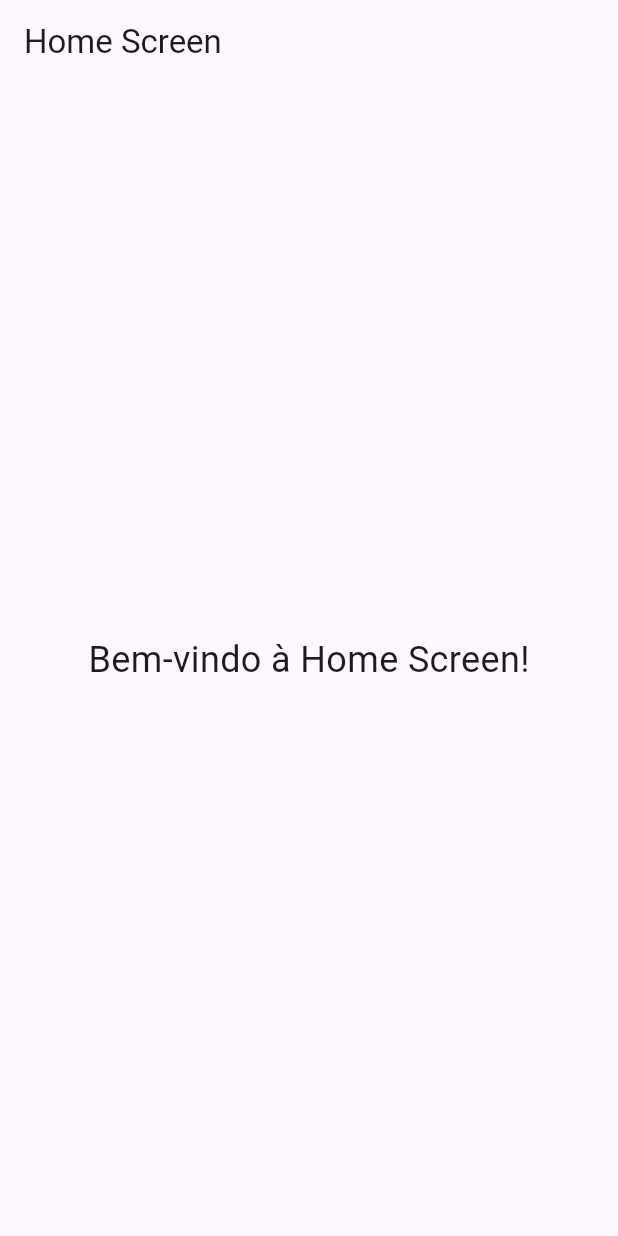
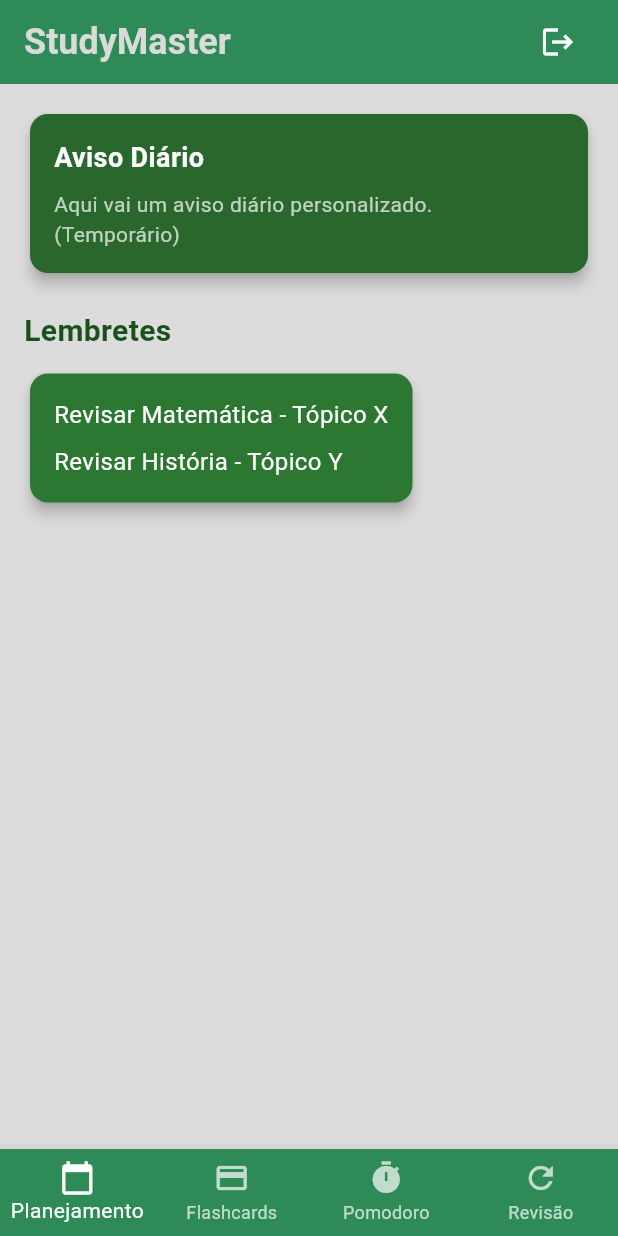
Before and after one commit to ArthurLBSilva/study_master, a Flutter app: the screen it shows once a user with an empty profile is signed in, on a phone screen of 412 x 824 dp. Run offline on Flutter 3.47's test engine with Material 3 defaults, Android fonts, the light colour scheme and no system bars; our stand-ins replace firebase_auth, firebase_core, google_sign_in; accounts and stored records are empty.

Commit message:
Estilização tela home
Não está 100 por cento, mas está arrumado.

```diff
--- a/lib/screens/home_screen.dart
+++ b/lib/screens/home_screen.dart
@@ -8,27 +8,170 @@ class MyApp extends StatelessWidget {
   @override
   Widget build(BuildContext context) {
     return MaterialApp(
-      title: 'Home Screen Example',
+      title: 'StudyMaster',
       theme: ThemeData(
-        primarySwatch: Colors.blue,
+        primarySwatch: Colors.green,
+        scaffoldBackgroundColor: Color(0xFFF5F5F5), // Branco gelo
+        fontFamily: 'Poppins', // Fonte personalizada
+        textTheme: TextTheme(
+          titleLarge: TextStyle(color: Colors.black), // Títulos em preto
+          bodyMedium: TextStyle(color: Colors.black), // Texto do corpo em preto
+        ),
       ),
       home: HomeScreen(),
     );
   }
 }
 
-class HomeScreen extends StatelessWidget {
+class HomeScreen extends StatefulWidget {
+  @override
+  _HomeScreenState createState() => _HomeScreenState();
+}
+
+class _HomeScreenState extends State<HomeScreen> {
+  int _selectedIndex = 0; // Índice do botão selecionado na BottomNavigationBar
+
+  // Método para atualizar o índice selecionado
+  void _onItemTapped(int index) {
+    setState(() {
+      _selectedIndex = index;
+    });
+  }
+
   @override
   Widget build(BuildContext context) {
     return Scaffold(
       appBar: AppBar(
-        title: Text('Home Screen'),
+        title: Row(
+          children: [
+            Text(
+              'StudyMaster',
+              style: TextStyle(
+                fontSize: 24,
+                fontWeight: FontWeight.bold,
+                color: const Color.fromARGB(255, 218, 218, 218), // Texto do AppBar em branco
+              ),
+            ),
+            Spacer(),
+            IconButton(
+              icon: Icon(Icons.logout, color: Colors.white),
+              onPressed: () {
+                Navigator.pushReplacementNamed(context, '/login');
+              },
+            ),
+          ],
+        ),
+        backgroundColor: const Color(0xFF2E8B57), // AppBar verde escuro
+        elevation: 0, // Remove sombra
       ),
-      body: Center(
-        child: Text(
-          'Bem-vindo à Home Screen!',
-          style: TextStyle(fontSize: 24),
+      body: Container(
+        color: Color.fromARGB(255, 219, 220, 219), // Fundo branco gelo
+        padding: const EdgeInsets.all(16.0),
+        child: Column(
+          crossAxisAlignment: CrossAxisAlignment.start,
+          children: [
+            // Aviso Diário
+            Card(
+              color: const Color.fromARGB(255, 41, 103, 45), // Verde médio para o aviso diário
+              elevation: 4,
+              shape: RoundedRectangleBorder(
+                borderRadius: BorderRadius.circular(12),
+              ),
+              child: Padding(
+                padding: const EdgeInsets.all(16.0),
+                child: Column(
+                  crossAxisAlignment: CrossAxisAlignment.start,
+                  children: [
+                    Text(
+                      'Aviso Diário',
+                      style: TextStyle(
+                        fontSize: 18,
+                        fontWeight: FontWeight.bold,
+                        color: Colors.white, // Texto branco
+                      ),
+                    ),
+                    SizedBox(height: 8),
+                    Text(
+                      'Aqui vai um aviso diário personalizado. (Temporário)',
+                      style: TextStyle(
+                        fontSize: 14,
+                        color: Colors.white70, // Texto branco claro
+                      ),
+                    ),
+                  ],
+                ),
+              ),
+            ),
+            SizedBox(height: 20),
+            // Lembretes Importantes
+            Text(
+              'Lembretes',
+              style: TextStyle(
+                fontSize: 20,
+                fontWeight: FontWeight.bold,
+                color: const Color.fromARGB(255, 25, 80, 28), // Texto verde escuro
+              ),
+            ),
+            SizedBox(height: 10),
+            Card(
+              color: const Color.fromARGB(255, 44, 119, 50), // Verde mais claro para os lembretes
+              elevation: 4,
+              shape: RoundedRectangleBorder(
+                borderRadius: BorderRadius.circular(12),
+              ),
+              child: Padding(
+                padding: const EdgeInsets.all(16.0),
+                child: Column(
+                  crossAxisAlignment: CrossAxisAlignment.start,
+                  children: [
+                    Text(
+                      'Revisar Matemática - Tópico X',
+                      style: TextStyle(
+                        fontSize: 16,
+                        color: const Color.fromARGB(255, 254, 255, 254),
+                      ),
+                    ),
+                    SizedBox(height: 8),
+                    Text(
+                      'Revisar História - Tópico Y',
+                      style: TextStyle(
+                        fontSize: 16,
+                        color: const Color.fromARGB(255, 255, 255, 255),
+                      ),
+                    ),
+                  ],
+                ),
+              ),
+            ),
+          ],
         ),
+      ),
+      // BottomNavigationBar
+      bottomNavigationBar: BottomNavigationBar(
+        currentIndex: _selectedIndex,
+        onTap: _onItemTapped,
+        backgroundColor: const Color(0xFF2E8B57), // Verde mais claro (mesmo dos lembretes)
+        selectedItemColor: Colors.white, // Ícone/texto selecionado branco
+        unselectedItemColor: Colors.white70, // Ícone/texto não selecionado branco claro
+        type: BottomNavigationBarType.fixed,
+        items: const <BottomNavigationBarItem>[
+          BottomNavigationBarItem(
+            icon: Icon(Icons.calendar_today),
+            label: 'Planejamento',
+          ),
+          BottomNavigationBarItem(
+            icon: Icon(Icons.credit_card),
+            label: 'Flashcards',
+          ),
+          BottomNavigationBarItem(
+            icon: Icon(Icons.timer),
+            label: 'Pomodoro',
+          ),
+          BottomNavigationBarItem(
+            icon: Icon(Icons.refresh),
+            label: 'Revisão',
+          ),
+        ],
       ),
     );
   }
```
